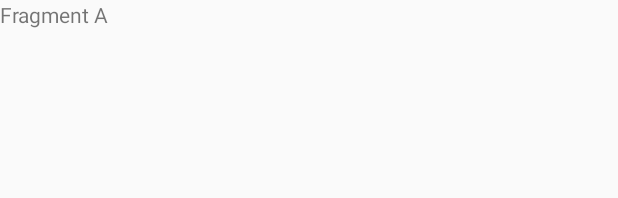
After one commit to mrlmj/TVShow, an Android app: the layout fragment_a.xml on its own in the app's theme, with its tools: preview values and no code run, on a phone screen of 412 x 824 dp. The commit adds this screen. Shown: the top 198 px of the screen. Run offline under Robolectric (Android 15) with nearby library versions, the phone set to English and light mode, and no system bars.

Commit message:
[feature]添加fragmentA.

```diff
--- a/app/build.gradle
+++ b/app/build.gradle
@@ -24,4 +24,5 @@ dependencies {
     testCompile 'junit:junit:4.12'
     compile 'com.android.support:appcompat-v7:23.4.0'
     compile 'com.android.support:design:23.4.0'
+    compile 'com.jakewharton:butterknife:7.0.1'
 }
--- a/app/src/main/java/com/monkeyliu/tvshow/presenter/interfaces/BasePresenter.java
+++ b/app/src/main/java/com/monkeyliu/tvshow/presenter/BasePresenter.java
@@ -1,4 +1,4 @@
-package com.monkeyliu.tvshow.presenter.interfaces;
+package com.monkeyliu.tvshow.presenter;
 
 /**
  * @author monkey
--- a/app/src/main/java/com/monkeyliu/tvshow/presenter/MainPresenter.java
+++ b/app/src/main/java/com/monkeyliu/tvshow/presenter/MainPresenter.java
@@ -1,6 +1,7 @@
 package com.monkeyliu.tvshow.presenter;
 
-import com.monkeyliu.tvshow.presenter.interfaces.BasePresenter;
+import android.content.Context;
+
 import com.monkeyliu.tvshow.ui.activity.interfaces.IMainView;
 
 /**
@@ -9,4 +10,7 @@ import com.monkeyliu.tvshow.ui.activity.interfaces.IMainView;
  * @date 2016/6/1 0001.
  */
 public class MainPresenter extends BasePresenter<IMainView>{
+    public void checkVersionInfo(){
+
+    }
 }
--- a/app/src/main/java/com/monkeyliu/tvshow/ui/interfaces/IBaseView.java
+++ b/app/src/main/java/com/monkeyliu/tvshow/ui/IBaseView.java
@@ -1,4 +1,4 @@
-package com.monkeyliu.tvshow.ui.interfaces;
+package com.monkeyliu.tvshow.ui;
 
 /**
  * @author monkey
--- a/app/src/main/java/com/monkeyliu/tvshow/ui/activity/interfaces/BaseActivity.java
+++ b/app/src/main/java/com/monkeyliu/tvshow/ui/activity/interfaces/BaseActivity.java
@@ -11,8 +11,8 @@ import android.support.v7.app.AppCompatActivity;
  */
 public abstract class BaseActivity extends AppCompatActivity{
 	@Override
-	public void onCreate(Bundle savedInstanceState, PersistableBundle persistentState) {
-		super.onCreate(savedInstanceState, persistentState);
+	protected void onCreate(Bundle savedInstanceState) {
+		super.onCreate(savedInstanceState);
 		setContentView(getLayoutId());
 	}
 
--- a/app/src/main/java/com/monkeyliu/tvshow/ui/activity/interfaces/IMainView.java
+++ b/app/src/main/java/com/monkeyliu/tvshow/ui/activity/interfaces/IMainView.java
@@ -1,6 +1,6 @@
 package com.monkeyliu.tvshow.ui.activity.interfaces;
 
-import com.monkeyliu.tvshow.ui.interfaces.IBaseView;
+import com.monkeyliu.tvshow.ui.IBaseView;
 
 /**
  * @author monkey
@@ -8,4 +8,5 @@ import com.monkeyliu.tvshow.ui.interfaces.IBaseView;
  * @date 2016/6/1 0001.
  */
 public interface IMainView extends IBaseView{
+    void showChangeLogInfo(String assertFileName);
 }
--- /dev/null
+++ b/app/src/main/res/layout/fragment_a.xml
@@ -0,0 +1,12 @@
+<?xml version="1.0" encoding="utf-8"?>
+<LinearLayout xmlns:android="http://schemas.android.com/apk/res/android"
+    android:orientation="vertical" android:layout_width="match_parent"
+    android:layout_height="match_parent">
+
+    <TextView
+        android:id="@+id/testview_a"
+        android:layout_width="wrap_content"
+        android:layout_height="wrap_content"
+        android:text="Fragment A"/>
+
+</LinearLayout>
```
Also changed, not shown: app/src/main/java/com/monkeyliu/tvshow/presenter/FragmentAPresenter.java (added, +9 -0 lines), app/src/main/java/com/monkeyliu/tvshow/ui/activity/MainActivity.java (+7 -32 lines), app/src/main/java/com/monkeyliu/tvshow/ui/activity/interfaces/BaseMvpActivity.java (+4 -3 lines), app/src/main/java/com/monkeyliu/tvshow/ui/fragment/FragmentA.java (added, +34 -0 lines), app/src/main/java/com/monkeyliu/tvshow/ui/fragment/interfaces/BaseFragment.java (added, +28 -0 lines), app/src/main/java/com/monkeyliu/tvshow/ui/fragment/interfaces/BaseMvpFragment.java (added, +37 -0 lines), app/src/main/java/com/monkeyliu/tvshow/ui/fragment/interfaces/IFragmentA.java (added, +9 -0 lines), app/src/main/res/layout/app_bar_main.xml (+7 -1 lines).
